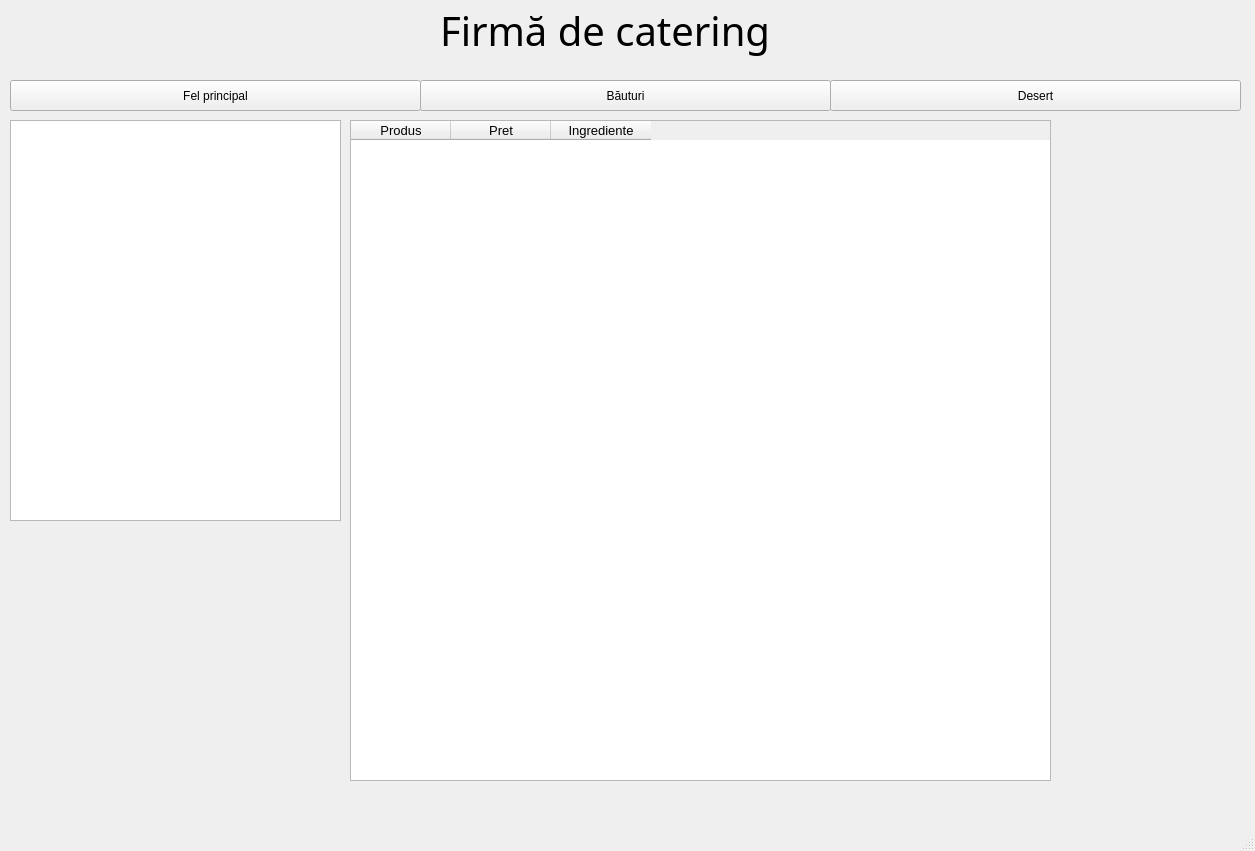
monicabulboaca/Proiect-Baze-de-Date-Firma-de-catering, file mainWindow.ui: the form before one commit.
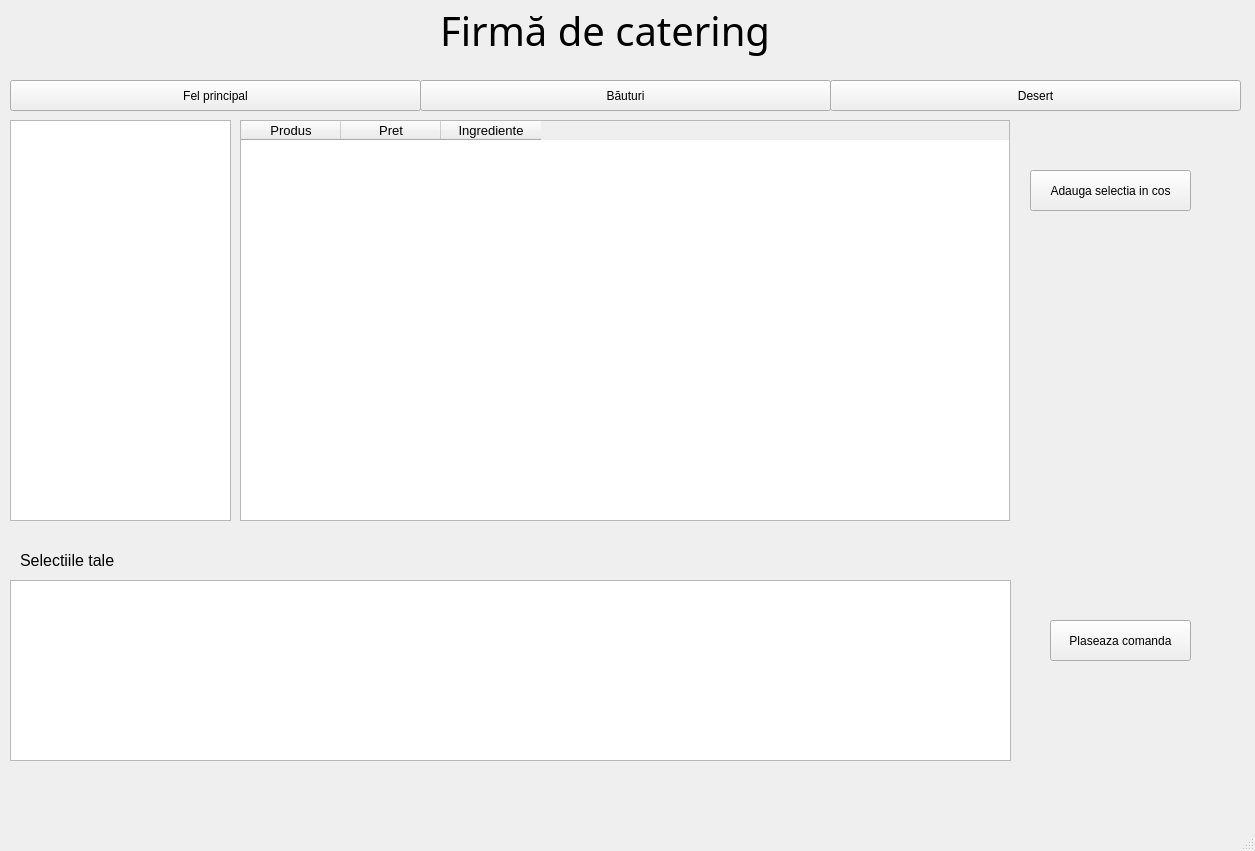
The form after the commit.

```diff
--- a/mainWindow.ui
+++ b/mainWindow.ui
@@ -75,10 +75,10 @@
    <widget class="QTableWidget" name="tableWidget">
     <property name="geometry">
      <rect>
-      <x>350</x>
+      <x>240</x>
       <y>120</y>
-      <width>701</width>
-      <height>661</height>
+      <width>770</width>
+      <height>401</height>
      </rect>
     </property>
     <column>
@@ -129,11 +129,65 @@
      <rect>
       <x>10</x>
       <y>120</y>
-      <width>331</width>
+      <width>221</width>
       <height>401</height>
      </rect>
     </property>
    </widget>
+   <widget class="QListWidget" name="list_view_selectii">
+    <property name="geometry">
+     <rect>
+      <x>10</x>
+      <y>580</y>
+      <width>1001</width>
+      <height>181</height>
+     </rect>
+    </property>
+   </widget>
+   <widget class="QPushButton" name="btn_adauga">
+    <property name="geometry">
+     <rect>
+      <x>1030</x>
+      <y>170</y>
+      <width>161</width>
+      <height>41</height>
+     </rect>
+    </property>
+    <property name="text">
+     <string>Adauga selectia in cos</string>
+    </property>
+   </widget>
+   <widget class="QLabel" name="lbl_selectii">
+    <property name="geometry">
+     <rect>
+      <x>20</x>
+      <y>550</y>
+      <width>141</width>
+      <height>21</height>
+     </rect>
+    </property>
+    <property name="font">
+     <font>
+      <pointsize>12</pointsize>
+     </font>
+    </property>
+    <property name="text">
+     <string>Selectiile tale</string>
+    </property>
+   </widget>
+   <widget class="QPushButton" name="btn_plaseaza_cmd">
+    <property name="geometry">
+     <rect>
+      <x>1050</x>
+      <y>620</y>
+      <width>141</width>
+      <height>41</height>
+     </rect>
+    </property>
+    <property name="text">
+     <string>Plaseaza comanda</string>
+    </property>
+   </widget>
   </widget>
   <widget class="QMenuBar" name="menubar">
    <property name="geometry">
```
